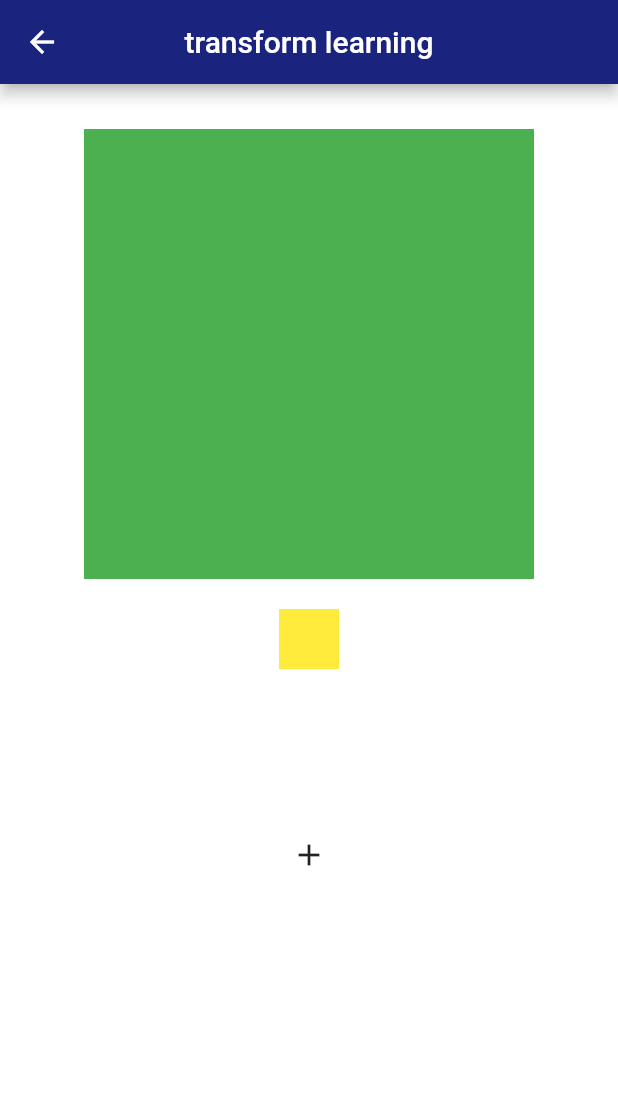
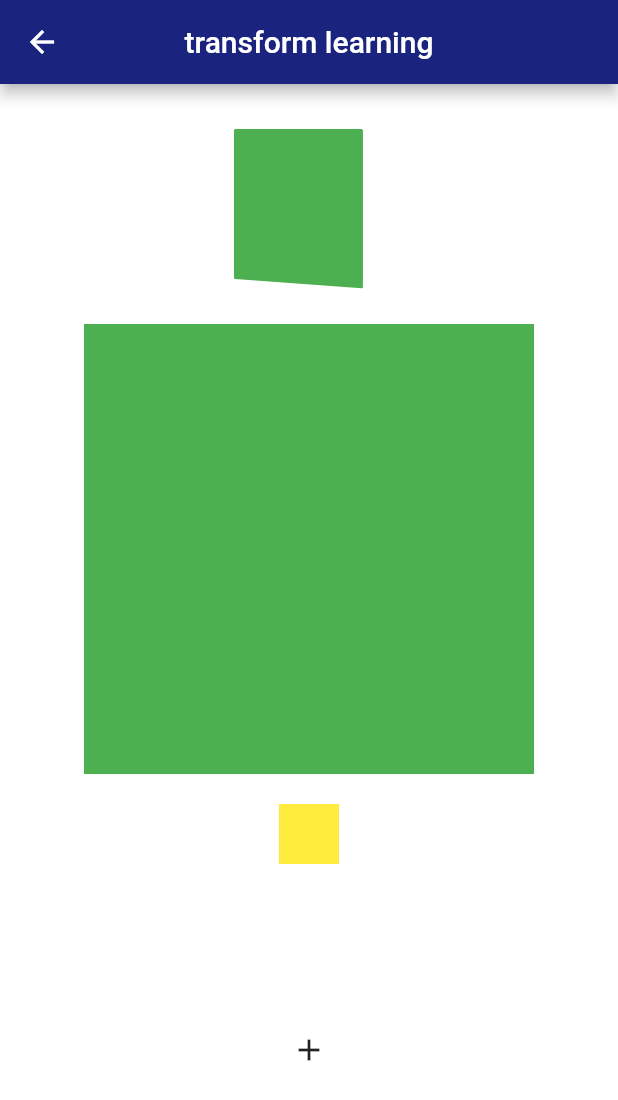
Before and after one commit to MahanaElbana/flutter_repository, a Flutter app: the CustomImplictOrTweenAnimation screen opened by its route, on a phone screen of 412 x 824 dp. Shown: the top 1100 px of the screen. Run offline on Flutter 3.47's test engine with Material 2 defaults, Android fonts, the phone set to English and light mode, and no system bars; our stand-ins replace flutter_zoom_drawer.

Commit message:
item view

```diff
--- a/lib/views/animation/custom_implict_animation_or_tween_animation.dart
+++ b/lib/views/animation/custom_implict_animation_or_tween_animation.dart
@@ -15,6 +15,7 @@ class _TransformOneState extends State<CustomImplictOrTweenAnimation> {
   double translateValue = 100;
 
   double convertDegreeToRadian(double degree) {
+    const double pi = 3.1415926535897932;
     return (pi * degree) / 180;
   }
 
@@ -33,6 +34,20 @@ class _TransformOneState extends State<CustomImplictOrTweenAnimation> {
               const SizedBox(
                 height: 30,
               ),
+
+              //*8-*ddBn#R46b47 jklqtyur@gmail.com tabemik433@prolug.com======== ======== Transform ============= ========//
+              Transform(
+                transform: Matrix4.identity()
+                  ..setEntry(3, 2, 0.001)..rotateY(pi/5),
+                child: Container(
+                  decoration: BoxDecoration(
+                      color: Colors.green,
+                      borderRadius: BorderRadius.circular(1.0)),
+                  height: 100,
+                  width: 100,
+                ),
+              ),
+              const SizedBox(height: 30),
               //=======  =========    ==================//
               GestureDetector(
                 onTap: () {
@@ -76,14 +91,14 @@ class _TransformOneState extends State<CustomImplictOrTweenAnimation> {
                 ),
                 builder: (context, double value, child) {
                   return Transform.translate(
-                      offset: Offset.fromDirection(
-                          convertDegreeToRadian(270), value),
+                    offset:
+                        Offset.fromDirection(convertDegreeToRadian(270), value),
                     child: child,
                   );
                 },
               ),
-            IconButton(onPressed: (){
-
+              IconButton(
+                  onPressed: () {
                     if (translateValue == 100) {
                       setState(() {
                         translateValue = 0.1;
```
Lines whose indentation alone changed are shown as unchanged.
